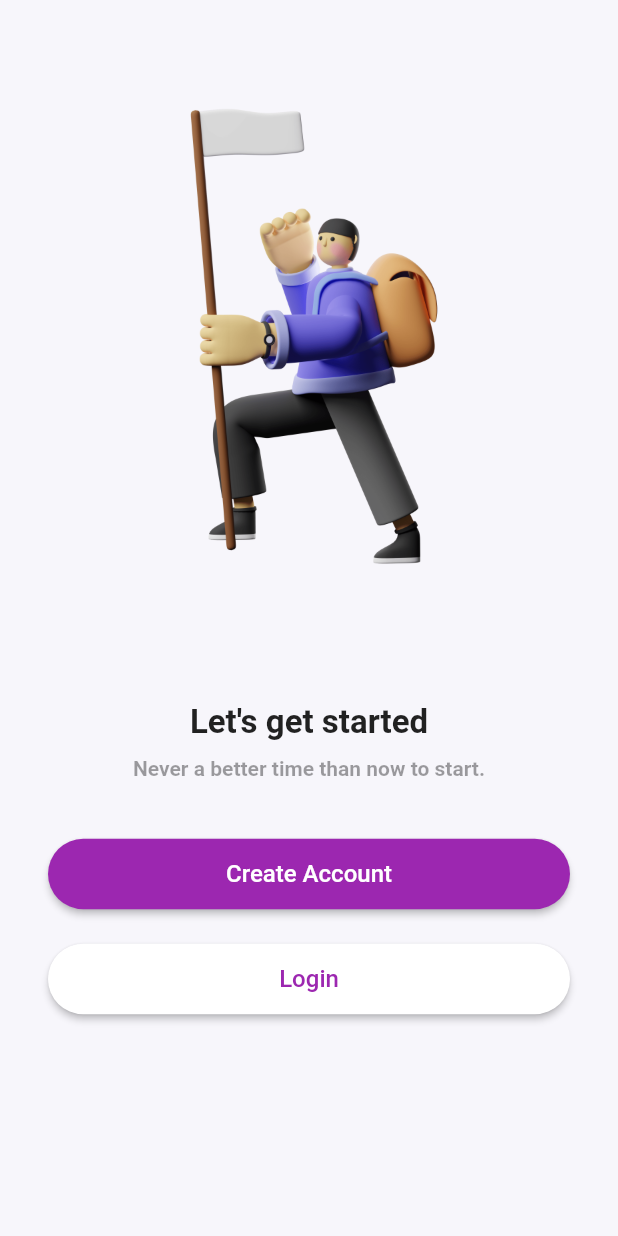
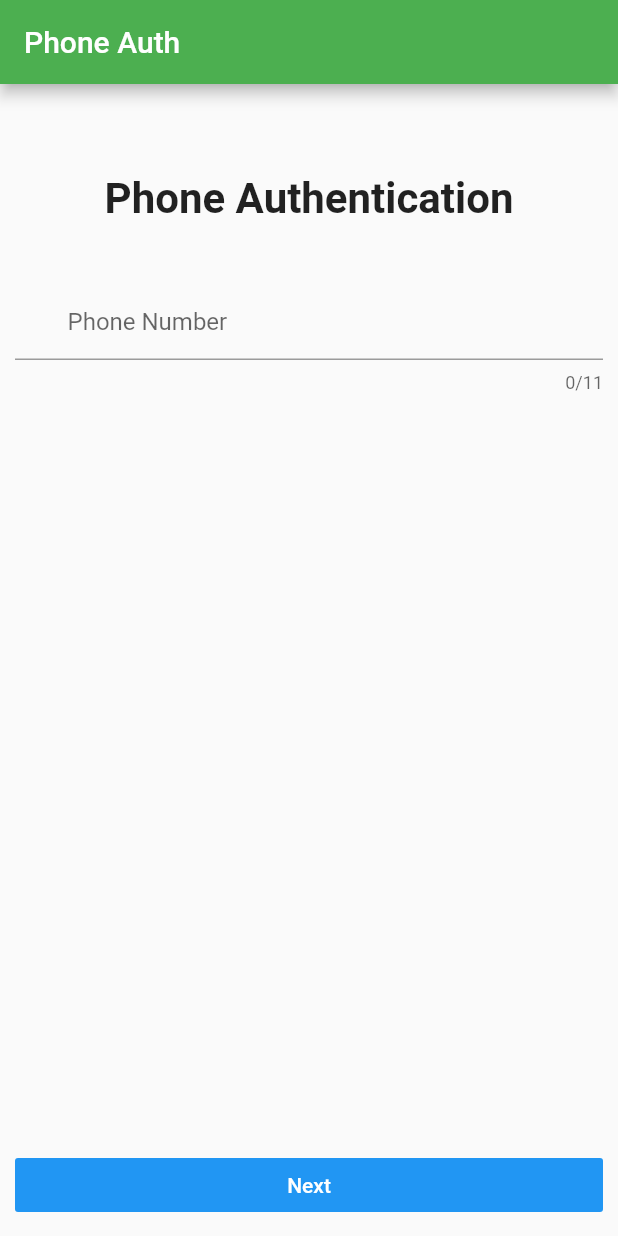
Before and after one commit to Azimul-Haque/kherokhata, a Flutter app: the screen it shows after launch, on a phone screen of 412 x 824 dp. Run offline on Flutter 3.47's test engine with Material 2 defaults, Android fonts, the phone set to English and light mode, and no system bars; our stand-ins replace firebase_auth, firebase_core, pinput; missing offline and left inert: phone_auth_project; accounts and stored records are empty.

Commit message:
SAD3 424

```diff
--- /dev/null
+++ b/lib/login.dart
@@ -0,0 +1,68 @@
+// ignore_for_file: prefer_const_constructors, prefer_final_fields, prefer_const_constructors_in_immutables, deprecated_member_use
+
+import 'package:flutter/material.dart';
+import 'package:kherokhata/otp.dart';
+
+class LoginScreen extends StatefulWidget {
+  LoginScreen({Key? key}) : super(key: key);
+  @override
+  _LoginScreenState createState() => _LoginScreenState();
+}
+
+class _LoginScreenState extends State<LoginScreen> {
+  TextEditingController _controller = TextEditingController();
+  @override
+  Widget build(BuildContext context) {
+    return Scaffold(
+      appBar: AppBar(
+        title: Text('Phone Auth'),
+      ),
+      body: Column(
+        mainAxisAlignment: MainAxisAlignment.spaceBetween,
+        children: [
+          Column(children: [
+            Container(
+              margin: EdgeInsets.only(top: 60),
+              child: Center(
+                child: Text(
+                  'Phone Authentication',
+                  style: TextStyle(fontWeight: FontWeight.bold, fontSize: 28),
+                ),
+              ),
+            ),
+            Container(
+              margin: EdgeInsets.only(top: 40, right: 10, left: 10),
+              child: TextField(
+                decoration: InputDecoration(
+                  hintText: 'Phone Number',
+                  prefix: Padding(
+                    padding: EdgeInsets.all(4),
+                    child: Text('+88'),
+                  ),
+                ),
+                maxLength: 11,
+                keyboardType: TextInputType.number,
+                controller: _controller,
+              ),
+            )
+          ]),
+          Container(
+            margin: EdgeInsets.all(10),
+            width: double.infinity,
+            child: FlatButton(
+              color: Colors.blue,
+              onPressed: () {
+                Navigator.of(context).push(MaterialPageRoute(
+                    builder: (context) => OTPScreen(_controller.text)));
+              },
+              child: Text(
+                'Next',
+                style: TextStyle(color: Colors.white),
+              ),
+            ),
+          )
+        ],
+      ),
+    );
+  }
+}
--- a/lib/main.dart
+++ b/lib/main.dart
@@ -1,18 +1,47 @@
+import 'package:firebase_core/firebase_core.dart';
 import 'package:flutter/material.dart';
 
-import 'welcome.dart';
+import 'login.dart';
+
+// void main() async {
+//   WidgetsFlutterBinding.ensureInitialized();
+//   Firebase.initializeApp();
+//   runApp(MaterialApp(
+//     home: MyApp(),
+//     debugShowCheckedModeBanner: false,
+//   ));
+// }
 
 void main() {
-  runApp(MyApp());
+  WidgetsFlutterBinding.ensureInitialized();
+  Firebase.initializeApp();
+  var materialApp = MaterialApp(
+    title: 'Khero Khata',
+    theme: ThemeData(
+      primarySwatch: Colors.green,
+      // fontFamily: 'Kalpurush',
+    ),
+    debugShowCheckedModeBanner: false,
+    initialRoute: '/',
+    routes: {
+      '/': (context) => LoginScreen(),
+      // '/formpage': (context) => FormPage(),
+      // '/favorites': (context) => FavoritesPage(),
+      // '/qstnanswer': (context) => QuestionAnswerPage(),
+      // '/constitution': (context) => ConstituionPage(),
+      // '/history': (context) => HistoryPage(),
+      // '/exam': (context) => ExamPage(),
+      // '/ammendments': (context) => AmmendmentsPage(),
+      // '/exams': (context) => ExamsPage(),
+    },
+  );
+  return runApp(materialApp);
 }
 
-class MyApp extends StatelessWidget {
-  @override
-  Widget build(BuildContext context) {
-    return const MaterialApp(
-      title: 'Flutter OTP Verification',
-      debugShowCheckedModeBanner: false,
-      home: Welcome(),
-    );
-  }
-}
+// class MyApp extends StatelessWidget {
+//   // This widget is the root of your application.
+//   @override
+//   Widget build(BuildContext context) {
+//     return LoginScreen();
+//   }
+// }
--- a/lib/welcome.dart
+++ /dev/null
@@ -1,113 +0,0 @@
-// ignore_for_file: prefer_const_constructors
-import 'package:flutter/material.dart';
-import 'package:kherokhata/register.dart';
-
-class Welcome extends StatefulWidget {
-  const Welcome({Key? key}) : super(key: key);
-
-  @override
-  _WelcomeState createState() => _WelcomeState();
-}
-
-class _WelcomeState extends State<Welcome> {
-  @override
-  Widget build(BuildContext context) {
-    return Scaffold(
-      resizeToAvoidBottomInset: false,
-      backgroundColor: const Color(0xfff7f6fb),
-      body: SafeArea(
-        child: Padding(
-          padding: const EdgeInsets.symmetric(vertical: 24, horizontal: 32),
-          child: Column(
-            children: [
-              Image.asset(
-                'assets/images/illustration-1.png',
-                width: 240,
-              ),
-              SizedBox(
-                height: 18,
-              ),
-              Text(
-                "Let's get started",
-                style: TextStyle(
-                  fontSize: 22,
-                  fontWeight: FontWeight.bold,
-                ),
-              ),
-              SizedBox(
-                height: 10,
-              ),
-              Text(
-                "Never a better time than now to start.",
-                style: TextStyle(
-                  fontSize: 14,
-                  fontWeight: FontWeight.bold,
-                  color: Colors.black38,
-                ),
-                textAlign: TextAlign.center,
-              ),
-              SizedBox(
-                height: 38,
-              ),
-              SizedBox(
-                width: double.infinity,
-                child: ElevatedButton(
-                  onPressed: () {
-                    Navigator.of(context).push(
-                      MaterialPageRoute(builder: (context) => Register()),
-                    );
-                  },
-                  style: ButtonStyle(
-                    foregroundColor:
-                        MaterialStateProperty.all<Color>(Colors.white),
-                    backgroundColor:
-                        MaterialStateProperty.all<Color>(Colors.purple),
-                    shape: MaterialStateProperty.all<RoundedRectangleBorder>(
-                      RoundedRectangleBorder(
-                        borderRadius: BorderRadius.circular(24.0),
-                      ),
-                    ),
-                  ),
-                  child: Padding(
-                    padding: EdgeInsets.all(14.0),
-                    child: Text(
-                      'Create Account',
-                      style: TextStyle(fontSize: 16),
-                    ),
-                  ),
-                ),
-              ),
-              SizedBox(
-                height: 22,
-              ),
-              SizedBox(
-                width: double.infinity,
-                child: ElevatedButton(
-                  onPressed: () {},
-                  style: ButtonStyle(
-                    foregroundColor:
-                        MaterialStateProperty.all<Color>(Colors.purple),
-                    backgroundColor:
-                        MaterialStateProperty.all<Color>(Colors.white),
-                    shape: MaterialStateProperty.all<RoundedRectangleBorder>(
-                      RoundedRectangleBorder(
-                        borderRadius: BorderRadius.circular(24.0),
-                      ),
-                    ),
-                  ),
-                  child: Padding(
-                    padding: EdgeInsets.all(14.0),
-                    child: Text(
-                      'Login',
-                      style: TextStyle(fontSize: 16),
-                    ),
-                  ),
-                ),
-              ),
-            ],
-          ),
-        ),
-      ),
-    );
-  }
-}
--- a/pubspec.yaml
+++ b/pubspec.yaml
@@ -34,6 +34,9 @@ dependencies:
   # The following adds the Cupertino Icons font to your application.
   # Use with the CupertinoIcons class for iOS style icons.
   cupertino_icons: ^1.0.2
+  firebase_core: ^1.12.0
+  firebase_auth: ^3.3.8
+  pinput: ^2.0.3
 
 dev_dependencies:
   flutter_test:
```
Also changed, not shown: lib/home.dart (added, +42 -0 lines), lib/otp.dart (+136 -164 lines), pubspec.lock.
